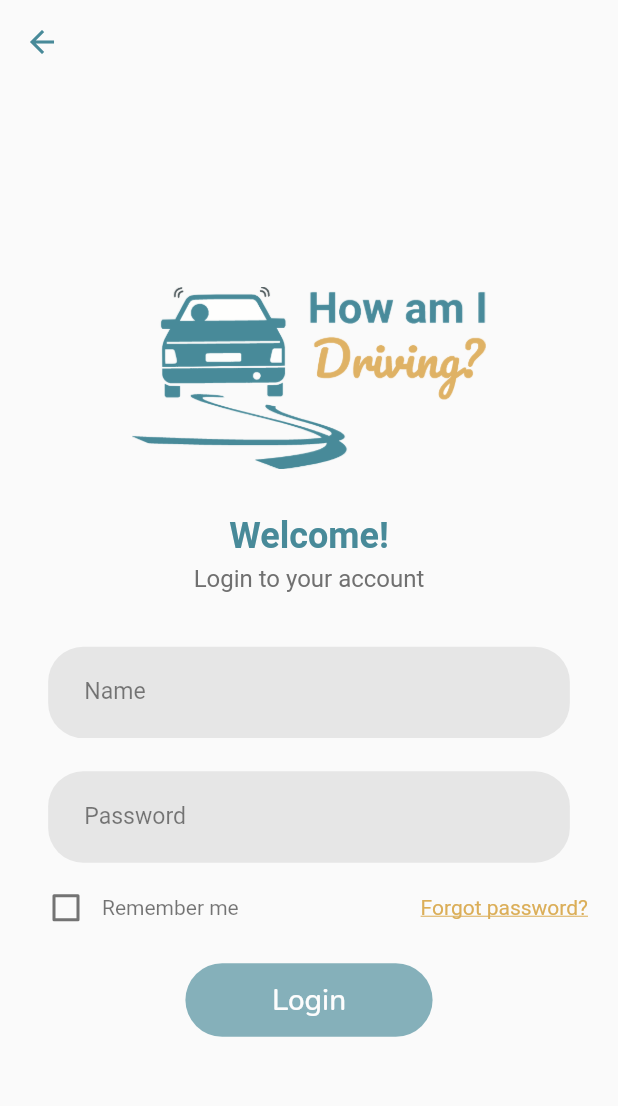
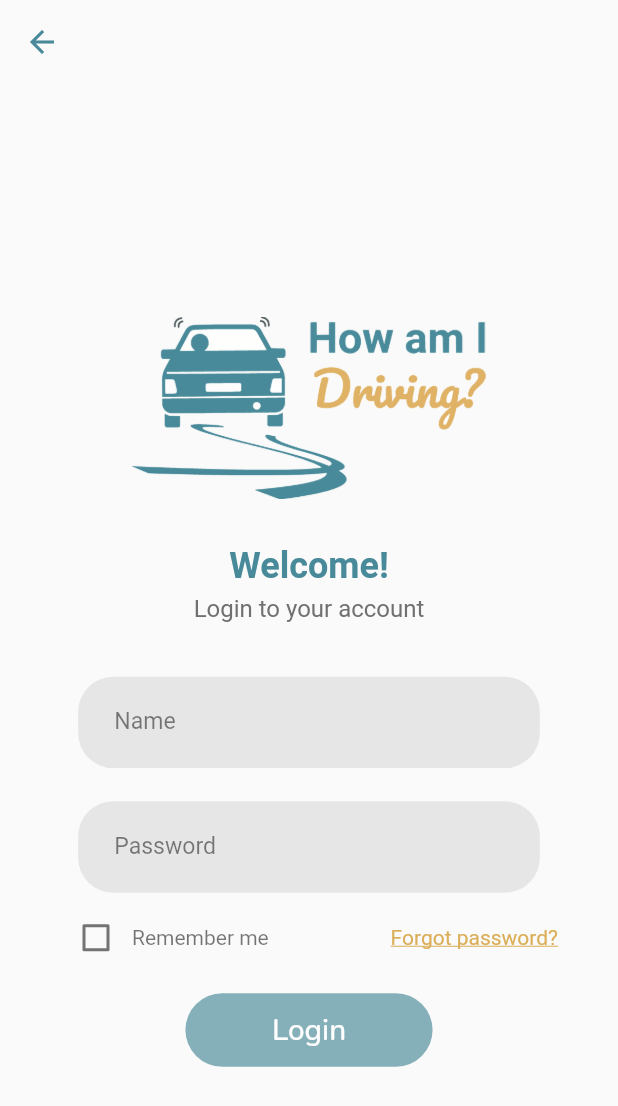
Before and after one commit to zoyafatima00/how_am_i_driving, a Flutter app: the AdminLoginScreen screen opened by its route, on a phone screen of 412 x 824 dp. Shown: the top 1106 px of the screen. Run offline on Flutter 3.47's test engine with Material 3 defaults, Android fonts, the phone set to English and light mode, and no system bars; our stand-ins replace dio, flutter_screenutil, flutter_svg, geocoding, geolocator, get_it and 4 more; missing offline and left inert: flutter_vlc_player; accounts and stored records are empty; Roboto replaces fonts that are missing (Arial).

Commit message:
login_screen_issue_resolved

```diff
--- a/lib/utils/api_end_points.dart
+++ b/lib/utils/api_end_points.dart
@@ -2,7 +2,7 @@
 
 class ApiEndPoints {
   ApiEndPoints._();
-  static const String BASE_URL = 'http://192.168.18.130:8000/';
+  static const String BASE_URL = 'http://192.168.43.41:8000/';
   static String SIGNUP_URI = 'signup';
   static String DRIVER_LOGIN_URI = 'driverlogin';
 
--- a/lib/view/auth/login/admin_login_screen.dart
+++ b/lib/view/auth/login/admin_login_screen.dart
@@ -10,25 +10,40 @@ import 'admin_login_vm.dart';
 class AdminLoginScreen extends StatelessWidget {
   static const route = '/AdminLoginScreen';
   const AdminLoginScreen({super.key});
+
   @override
   Widget build(BuildContext context) {
     return Consumer<AdminLoginVm>(builder: (context, vm, _) {
-      return Scaffold(
-        resizeToAvoidBottomInset: false,
+      return GestureDetector(
+        onTap: () => FocusScope.of(context)
+            .unfocus(), // Dismiss keyboard when tapping outside
+        child: Scaffold(
+          resizeToAvoidBottomInset: true,
           appBar: AppBar(
             backgroundColor: Colors.transparent,
-          elevation: 0, // Removes the shadow
+            elevation: 0,
             leading: IconButton(
               icon: Icon(Icons.arrow_back, color: AppColors.Text_COLOR),
-            onPressed: () {
-              vm.onBackArrow(context);
-            },
+              onPressed: () => vm.onBackArrow(context),
             ),
           ),
-        body: Center(
+          body: SingleChildScrollView(
+            padding: EdgeInsets.only(
+              bottom: MediaQuery.of(context).viewInsets.bottom +
+                  20, // Add extra padding
+              left: 20,
+              right: 20,
+              top: 20,
+            ),
+            child: Center(
               child: ConstrainedBox(
                 constraints: BoxConstraints(
                   maxWidth: 600.w,
+                  minHeight: MediaQuery.of(context)
+                          .size
+                          .height - // Ensure minimum height
+                      AppBar().preferredSize.height -
+                      MediaQuery.of(context).padding.top,
                 ),
                 child: Padding(
                   padding: const EdgeInsets.symmetric(horizontal: 20),
@@ -71,6 +86,7 @@ class AdminLoginScreen extends StatelessWidget {
                         isPassword: true,
                         controllerValue: vm.passwordController,
                       ),
+                      // ... rest of your widgets remain the same
                       Row(
                         mainAxisAlignment: MainAxisAlignment.spaceBetween,
                         children: [
@@ -114,6 +130,8 @@ class AdminLoginScreen extends StatelessWidget {
                 ),
               ),
             ),
+          ),
+        ),
       );
     });
   }
```
Also changed, not shown: 4 other files. Lines whose indentation alone changed are shown as unchanged.
